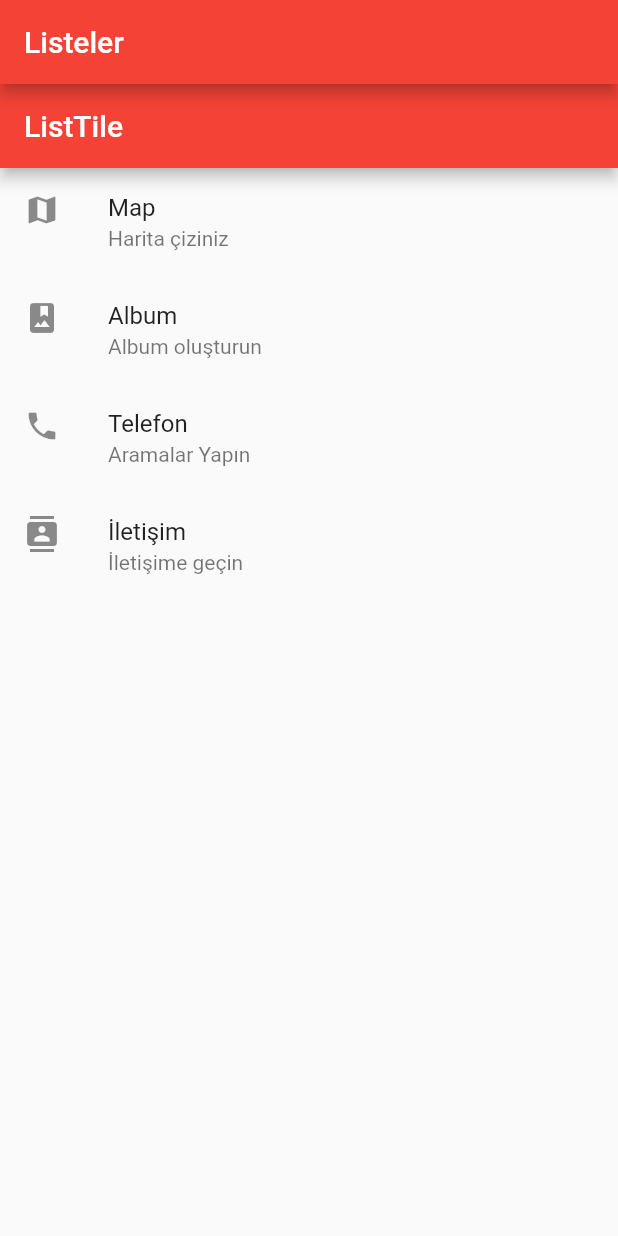
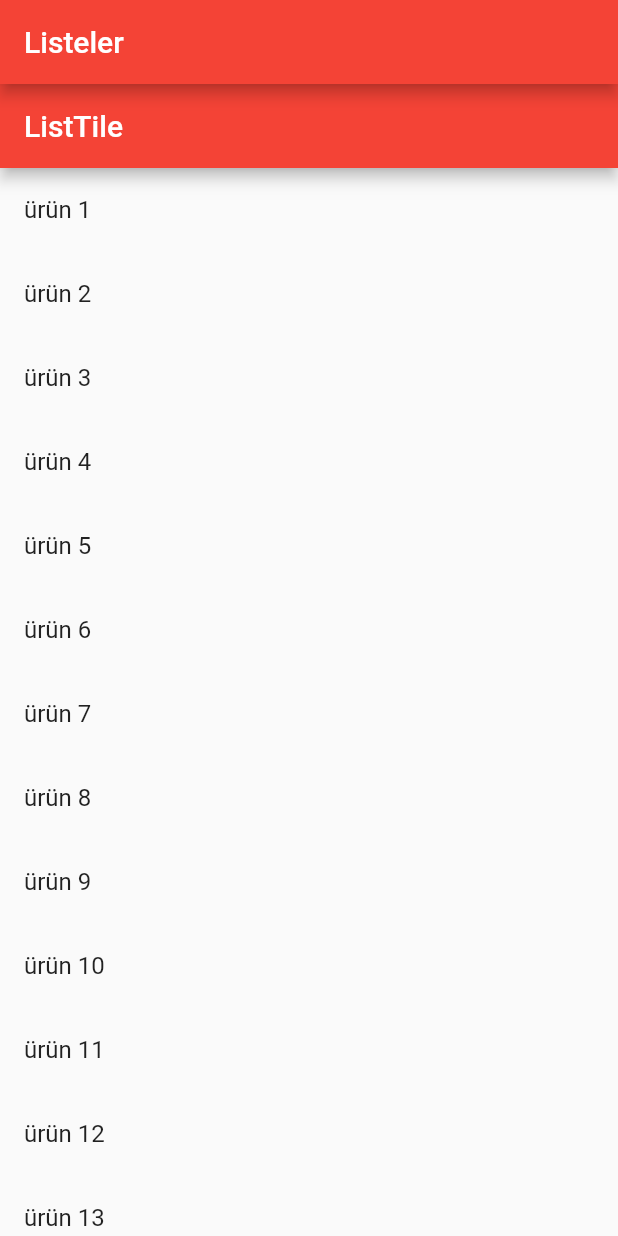
Before and after one commit to emralyilmaz/training_listeler, a Flutter app: the screen it shows after launch, on a phone screen of 412 x 824 dp. Run offline on Flutter 3.47's test engine with Material 2 defaults, Android fonts, the phone set to English and light mode, and no system bars.

Commit message:
coklu liste

```diff
--- a/lib/main.dart
+++ b/lib/main.dart
@@ -23,36 +23,19 @@ class FormWidget extends StatefulWidget {
 }
 
 class _FormWidgetState extends State<FormWidget> {
+  final urunler = List<String>.generate(1000, (i) => "ürün ${i + 1}");
   @override
   Widget build(BuildContext context) {
     return Scaffold(
-      appBar: AppBar(
-        title: Text("ListTile"),
-      ),
-      body: ListView(
-        children: <Widget>[
-          ListTile(
-            title: Text("Map"),
-            subtitle: Text("Harita çiziniz"),
-            leading: Icon(Icons.map),
-          ),
-          ListTile(
-            title: Text("Album"),
-            subtitle: Text("Album oluşturun"),
-            leading: Icon(Icons.photo_album),
-          ),
-          ListTile(
-            title: Text("Telefon"),
-            subtitle: Text("Aramalar Yapın"),
-            leading: Icon(Icons.phone),
-          ),
-          ListTile(
-            title: Text("İletişim"),
-            subtitle: Text("İletişime geçin"),
-            leading: Icon(Icons.contacts),
-          ),
-        ],
-      ),
-    );
+        appBar: AppBar(
+          title: Text("ListTile"),
+        ),
+        body: ListView.builder(
+            itemCount: urunler.length,
+            itemBuilder: (context, index) {
+              return ListTile(
+                title: Text("${urunler[index]}"),
+              );
+            }));
   }
 }
```
